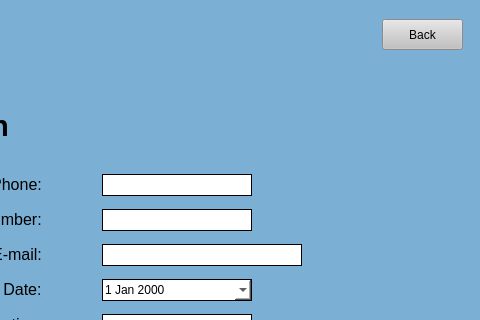
Old version of the form UI Screens/COMBdb_Add_New_Clinician.ui in the repository Kasmanian/COMBDb-oldgen; both pictures show x 620 to 1100 and y 0 to 320 of the 1100 by 665 pixel window.
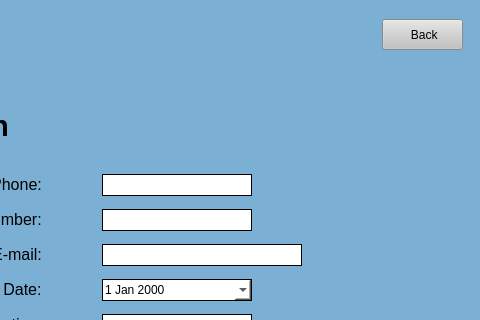
New version of the form.

The edit to the form file:
```diff
--- a/UI Screens/COMBdb_Add_New_Clinician.ui
+++ b/UI Screens/COMBdb_Add_New_Clinician.ui
@@ -86,7 +86,7 @@
 }</string>
       </property>
       <property name="text">
-       <string>Back</string>
+       <string> Back</string>
       </property>
      </widget>
     </item>
```
